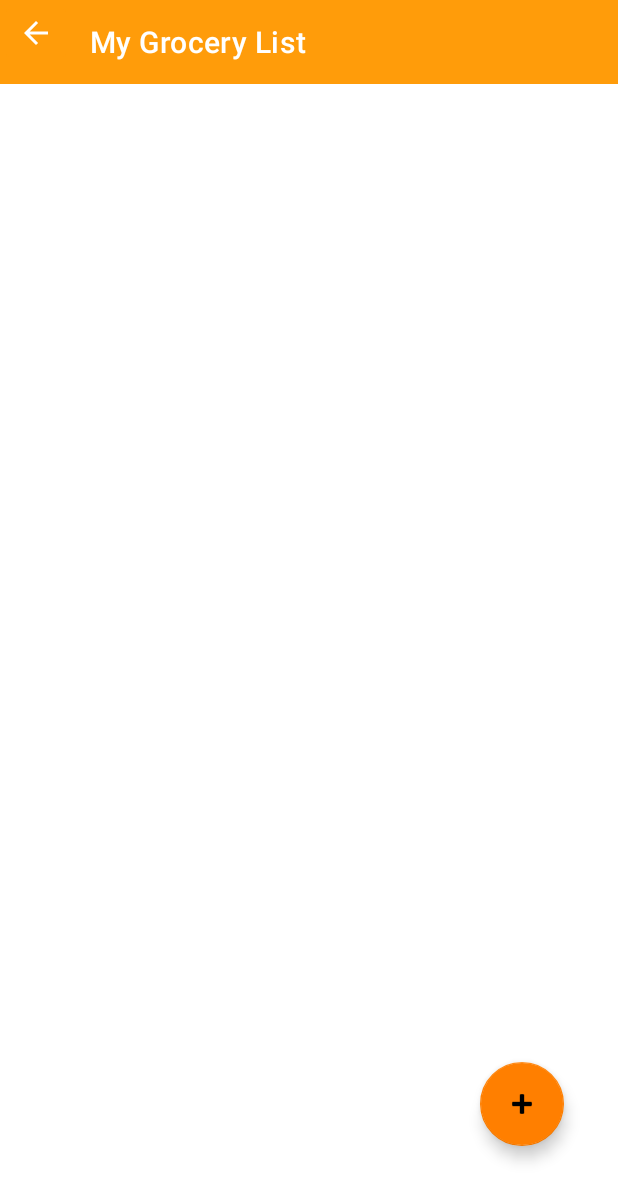
After one commit to MadhaviImashi/4Flicks_BestPlan-application, an Android app: the GroceryListItemList screen opened directly, with no data from a screen before it, on a phone screen of 412 x 824 dp. The commit adds this screen. Shown: the top 1201 px of the screen. Run offline under Robolectric (Android 15) with nearby library versions, the phone set to English and light mode, and no system bars.

Commit message:
Created GroceryListItemList Activity using recyclerview

```diff
--- a/app/src/main/AndroidManifest.xml
+++ b/app/src/main/AndroidManifest.xml
@@ -9,6 +9,7 @@
         android:roundIcon="@mipmap/ic_launcher_round"
         android:supportsRtl="true"
         android:theme="@style/Theme.4FlicksApp">
+        <activity android:name=".GroceryListItemList"></activity>
         <activity android:name=".GroceryListAddItem" />
         <activity android:name=".GroceryListHome" />
         <activity android:name=".bmiCalculator" />
--- /dev/null
+++ b/app/src/main/java/com/example/a4flicksapp/GroceryListItemList.java
@@ -0,0 +1,14 @@
+package com.example.a4flicksapp;
+
+import androidx.appcompat.app.AppCompatActivity;
+
+import android.os.Bundle;
+
+public class GroceryListItemList extends AppCompatActivity {
+
+    @Override
+    protected void onCreate(Bundle savedInstanceState) {
+        super.onCreate(savedInstanceState);
+        setContentView(R.layout.activity_grocery_list_item_list);
+    }
+}
--- a/app/src/main/res/layout/activity_bmi_calculator.xml
+++ b/app/src/main/res/layout/activity_bmi_calculator.xml
@@ -21,7 +21,7 @@
         android:textStyle="bold" />
 
     <ImageView
-        android:id="@+id/imageView3"
+        android:id="@+id/addPriceImage"
         android:layout_width="54dp"
         android:layout_height="69dp"
         android:layout_alignParentEnd="true"
--- /dev/null
+++ b/app/src/main/res/layout/activity_grocery_list_item_list.xml
@@ -0,0 +1,58 @@
+<?xml version="1.0" encoding="utf-8"?>
+<androidx.constraintlayout.widget.ConstraintLayout xmlns:android="http://schemas.android.com/apk/res/android"
+    xmlns:app="http://schemas.android.com/apk/res-auto"
+    xmlns:tools="http://schemas.android.com/tools"
+    android:layout_width="match_parent"
+    android:layout_height="match_parent"
+    tools:context=".GroceryListItemList">
+
+    <androidx.appcompat.widget.Toolbar
+        android:id="@+id/tbListGrocery"
+        android:layout_width="match_parent"
+        android:layout_height="wrap_content"
+        android:background="#FF9C0A"
+        android:minHeight="?attr/actionBarSize"
+        android:theme="?attr/actionBarTheme"
+        app:layout_constraintEnd_toEndOf="parent"
+        app:layout_constraintHorizontal_bias="0.0"
+        app:layout_constraintStart_toStartOf="parent"
+        app:layout_constraintTop_toTopOf="parent"
+        app:title="@string/grocery_list_title3"
+        app:titleMarginStart="60dp"
+        app:titleTextColor="@color/white" />
+
+    <ImageButton
+        android:id="@+id/btnback"
+        android:layout_width="wrap_content"
+        android:layout_height="wrap_content"
+        android:backgroundTint="#FF9C0A"
+        android:tint="@color/white"
+        app:layout_constraintBottom_toBottomOf="@+id/tbAddGrocery"
+        app:layout_constraintStart_toStartOf="@+id/tbAddGrocery"
+        app:layout_constraintTop_toTopOf="@+id/tbAddGrocery"
+        app:srcCompat="?attr/homeAsUpIndicator" />
+
+    <androidx.recyclerview.widget.RecyclerView
+        android:id="@+id/recyclerView"
+        android:layout_width="match_parent"
+        android:layout_height="match_parent"
+        android:layout_marginTop="55dp"
+        app:layout_constraintBottom_toBottomOf="parent"
+        app:layout_constraintEnd_toEndOf="parent"
+        app:layout_constraintHorizontal_bias="0.0"
+        app:layout_constraintStart_toStartOf="parent"
+        app:layout_constraintTop_toBottomOf="@+id/tbAddGrocery"
+        app:layout_constraintVertical_bias="0.0" />
+
+    <com.google.android.material.floatingactionbutton.FloatingActionButton
+        android:id="@+id/goToAddItem"
+        android:layout_width="wrap_content"
+        android:layout_height="wrap_content"
+        android:layout_marginStart="320dp"
+        android:layout_marginBottom="60dp"
+        android:clickable="true"
+        app:backgroundTint="#FF7F00"
+        app:layout_constraintBottom_toBottomOf="parent"
+        app:layout_constraintStart_toStartOf="parent"
+        app:srcCompat="@android:drawable/ic_input_add" />
+</androidx.constraintlayout.widget.ConstraintLayout>
--- a/app/src/main/res/values/strings.xml
+++ b/app/src/main/res/values/strings.xml
@@ -65,4 +65,5 @@
     <string name="grocery_add_hint2">Enter Unit Price</string>
     <string name="grocery_add_hint3">Enter Quantity</string>
     <string name="grocery_add_btn">ADD</string>
+    <string name="grocery_list_title3">My Grocery List</string>
 </resources>
```
